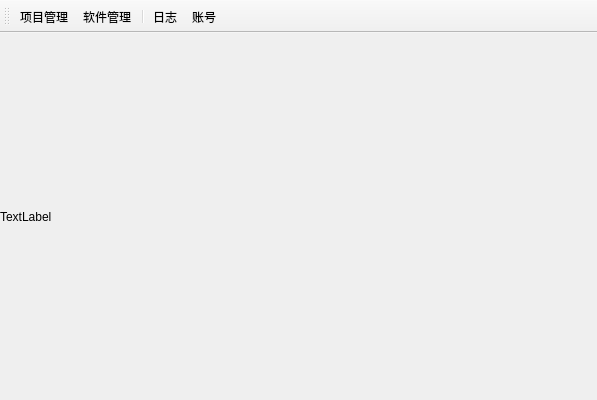
Above: SIMS/SIMS.ui from demonpi/SIMS before the change. Below: the same form after it.
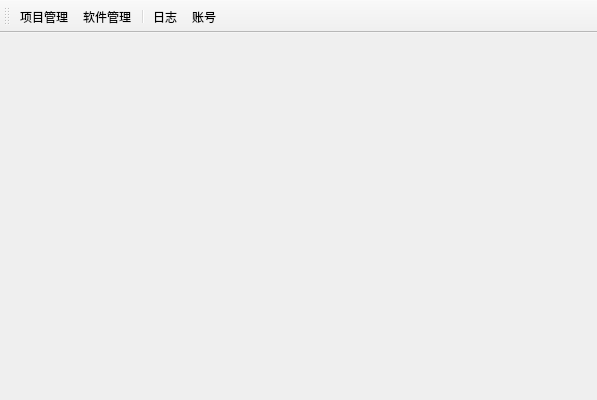
That is the form after the change. Icons and pictures are not drawn.

What changed in the file:
```diff
--- a/SIMS/SIMS.ui
+++ b/SIMS/SIMS.ui
@@ -14,7 +14,10 @@
    <string>SIMS</string>
   </property>
   <widget class="QWidget" name="centralWidget">
-   <layout class="QHBoxLayout" name="horizontalLayout_2">
+   <property name="styleSheet">
+    <string notr="true">background-image: url(:/background/background.jpg);</string>
+   </property>
+   <layout class="QHBoxLayout" name="horizontalLayout">
     <property name="spacing">
      <number>0</number>
     </property>
@@ -30,13 +33,6 @@
     <property name="bottomMargin">
      <number>0</number>
     </property>
-    <item>
-     <widget class="QLabel" name="background_L">
-      <property name="text">
-       <string>TextLabel</string>
-      </property>
-     </widget>
-    </item>
    </layout>
   </widget>
   <widget class="QMenuBar" name="menuBar">
```
